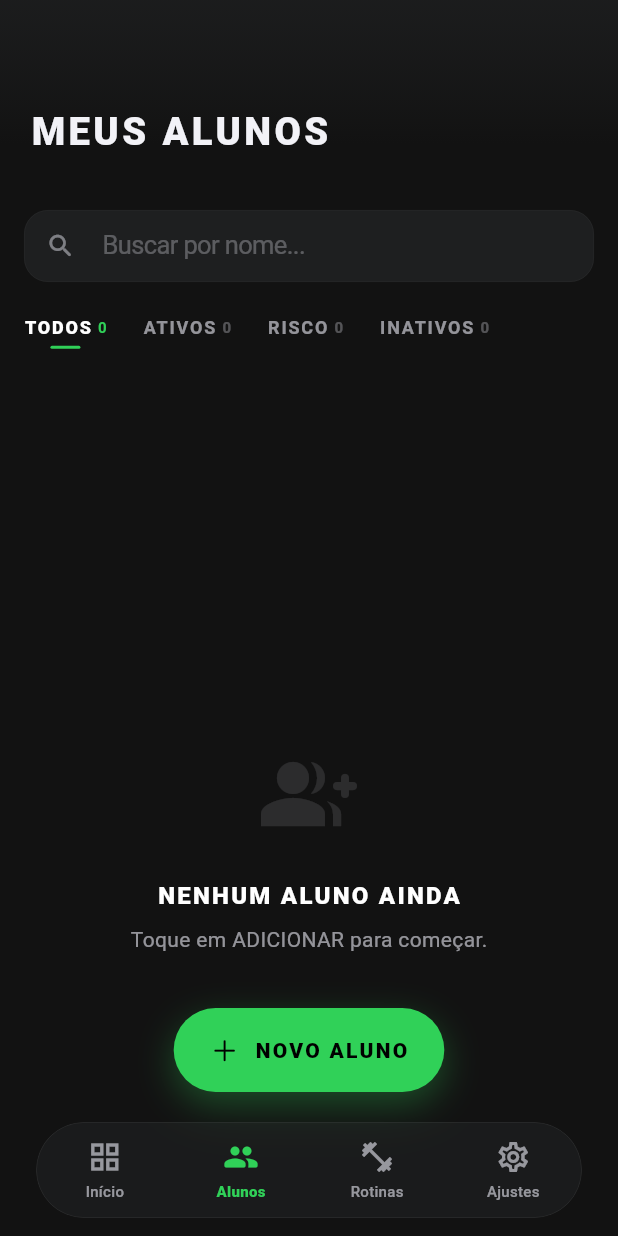
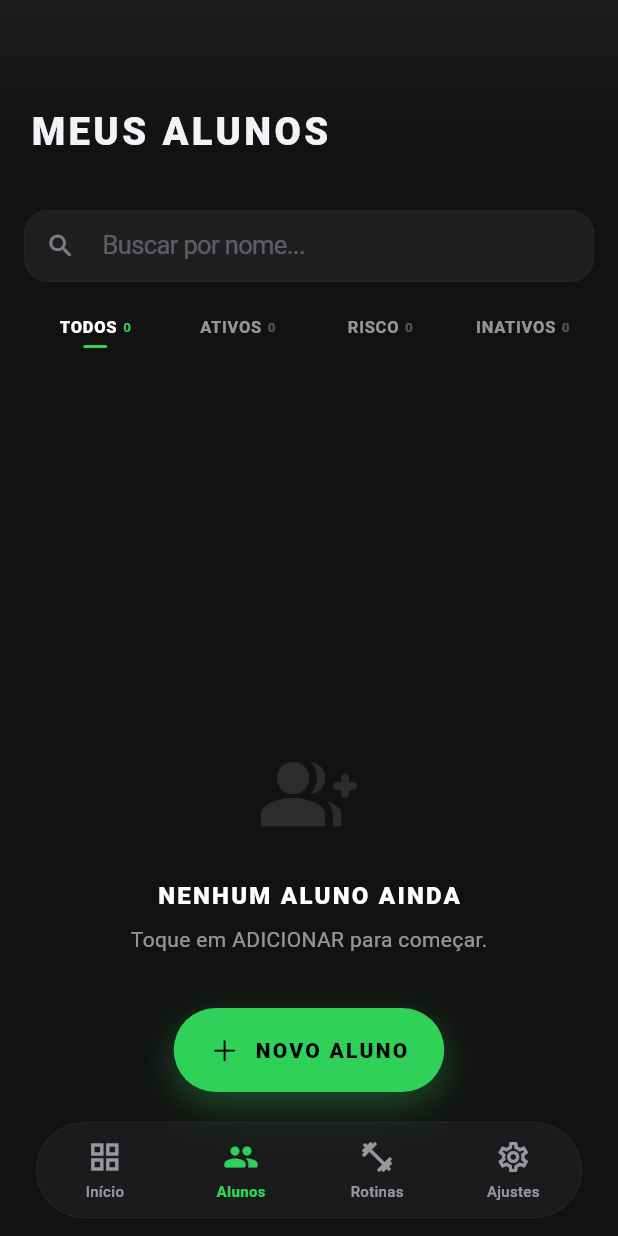
Before and after one commit to lisergiomusic/appfit, a Flutter app: the screen it shows once a user with an empty profile is signed in, item 2 of the bottom bar chosen, on a phone screen of 412 x 824 dp. Run offline on Flutter 3.47's test engine with Material 3 defaults, Android fonts, the phone set to English and light mode, and no system bars; our stand-ins replace cached_network_image, flutter_inset_shadow, font_awesome_flutter, image_picker, intl_phone_field, rxdart and 4 more; accounts and stored records are empty.

Commit message:
refactor(personal_alunos_page): optimize filter UI with improved layout and interaction

```diff
--- a/lib/features/alunos/personal/pages/personal_alunos_page.dart
+++ b/lib/features/alunos/personal/pages/personal_alunos_page.dart
@@ -387,15 +387,12 @@ class _PersonalAlunosPageState extends State<PersonalAlunosPage> {
     return Container(
       height: 50,
       padding: const EdgeInsets.symmetric(horizontal: 16),
-      child: ListView.separated(
-        scrollDirection: Axis.horizontal,
-        itemCount: filters.length,
-        separatorBuilder: (context, index) => const SizedBox(width: 24),
-        itemBuilder: (context, index) {
-          final filter = filters[index];
+      child: Row(
+        children: filters.map((filter) {
           final bool isSelected = _statusFilter == filter['value'];
 
-          return GestureDetector(
+          return Expanded(
+            child: GestureDetector(
               onTap: () {
                 if (!isSelected) {
                   HapticFeedback.lightImpact();
@@ -403,17 +400,19 @@ class _PersonalAlunosPageState extends State<PersonalAlunosPage> {
                   _fetchInitialData();
                 }
               },
+              behavior: HitTestBehavior.opaque,
               child: Column(
                 mainAxisAlignment: MainAxisAlignment.center,
                 children: [
                   Row(
+                    mainAxisAlignment: MainAxisAlignment.center,
                     children: [
                       Text(
                         filter['label'] as String,
                         style: TextStyle(
-                        fontSize: 12,
+                          fontSize: 11,
                           fontWeight: isSelected ? FontWeight.w900 : FontWeight.w600,
-                        letterSpacing: 1.2,
+                          letterSpacing: 0.5,
                           color: isSelected ? Colors.white : AppColors.labelSecondary,
                         ),
                       ),
@@ -421,7 +420,7 @@ class _PersonalAlunosPageState extends State<PersonalAlunosPage> {
                       Text(
                         '${filter['count']}',
                         style: TextStyle(
-                        fontSize: 10,
+                          fontSize: 9,
                           fontWeight: FontWeight.bold,
                           color: isSelected ? AppColors.primary : AppColors.labelTertiary,
                         ),
@@ -432,7 +431,7 @@ class _PersonalAlunosPageState extends State<PersonalAlunosPage> {
                   AnimatedContainer(
                     duration: const Duration(milliseconds: 200),
                     height: 2,
-                  width: isSelected ? 20 : 0,
+                    width: isSelected ? 16 : 0,
                     decoration: BoxDecoration(
                       color: AppColors.primary,
                       borderRadius: BorderRadius.circular(2),
@@ -440,8 +439,9 @@ class _PersonalAlunosPageState extends State<PersonalAlunosPage> {
                   ),
                 ],
               ),
+            ),
           );
-        },
+        }).toList(),
       ),
     );
   }
```
Lines whose indentation alone changed are shown as unchanged.
